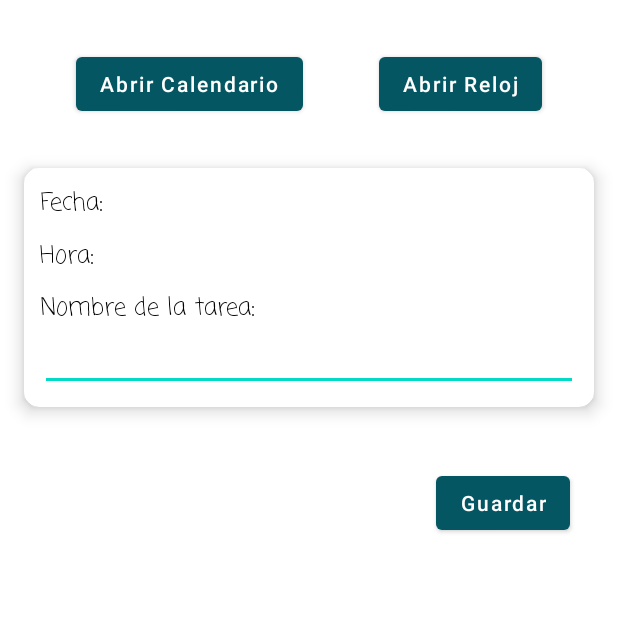
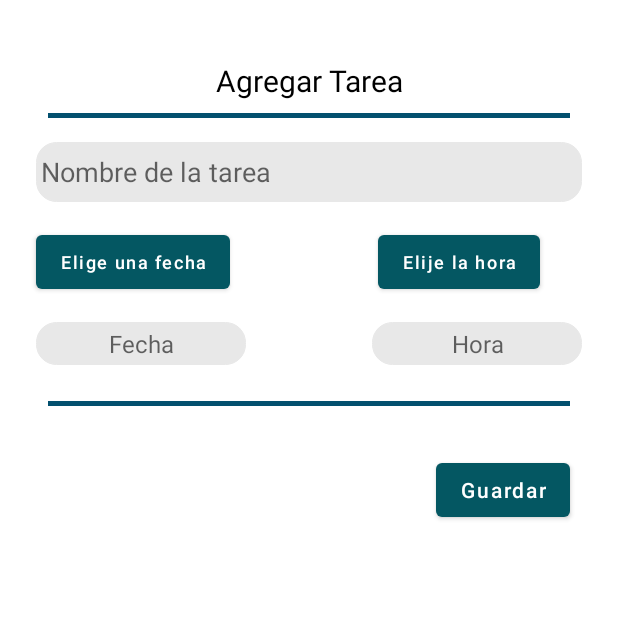
Before and after one commit to Karla-Villegas/Fire, an Android app: the ScheduleActivity screen opened directly, with no data from a screen before it, on a phone screen of 412 x 824 dp, the top half of it. Run offline under Robolectric (Android 15) with nearby library versions, the phone set to English and light mode, and no system bars.

Commit message:
pruebas de vista de agenda

```diff
--- a/app/src/main/java/com/example/fire/ScheduleActivity.java
+++ b/app/src/main/java/com/example/fire/ScheduleActivity.java
@@ -1,12 +1,14 @@
 package com.example.fire;
 
 import androidx.appcompat.app.AppCompatActivity;
+import androidx.fragment.app.FragmentTransaction;
 
 import android.app.DatePickerDialog;
 import android.app.TimePickerDialog;
 import android.content.Intent;
 import android.os.Bundle;
 import android.view.View;
+import android.widget.Button;
 import android.widget.DatePicker;
 import android.widget.TextView;
 import android.widget.TimePicker;
@@ -15,6 +17,7 @@ import java.util.Calendar;
 public class ScheduleActivity extends AppCompatActivity {
 
     TextView tv, tvhora;
+    Button guardar;
 
     @Override
     protected void onCreate(Bundle savedInstanceState) {
@@ -25,6 +28,9 @@ public class ScheduleActivity extends AppCompatActivity {
 
         tv = (TextView) findViewById(R.id.tv);
         tvhora = (TextView) findViewById(R.id.tvHora);
+        guardar = (Button) findViewById(R.id.GuardarTarea);
+
+
     }
 
     public void openCalendar(View view) {
@@ -57,7 +63,9 @@ public class ScheduleActivity extends AppCompatActivity {
                 tvhora.setText(hourOfDay + ":" + minute);
 
             }
-        }, hora, minuto, true);
+        }, hora, minuto, false);
         tpd.show();
     }
+
+
 }
--- a/app/src/main/res/drawable/button_round.xml
+++ b/app/src/main/res/drawable/button_round.xml
@@ -3,13 +3,15 @@
     xmlns:android="http://schemas.android.com/apk/res/android"
     android:shape="rectangle">
 
+    <stroke android:width="0.5dp"
+        android:color="#e8e8e8"/>
 
-    <solid android:color="#e36387"/>
+    <solid android:color="#e8e8e8"/>
 
     <padding android:left="1dp"
         android:top="1dp"
         android:right="1dp"
         android:bottom="1dp"/>
 
-    <corners android:radius="50px"/>
+    <corners android:radius="20px"/>
 </shape>
--- a/app/src/main/res/layout/activity_schedule.xml
+++ b/app/src/main/res/layout/activity_schedule.xml
@@ -4,152 +4,151 @@
     xmlns:tools="http://schemas.android.com/tools"
     android:layout_width="match_parent"
     android:layout_height="match_parent"
-    tools:context=".ScheduleActivity">
+    tools:context=".ScheduleActivity"
+    android:id="@+id/agenda">
+
+
+    <TextView
+        android:id="@+id/titulo_agenda"
+        android:layout_width="wrap_content"
+        android:layout_height="wrap_content"
+        android:layout_marginStart="32dp"
+        android:layout_marginLeft="32dp"
+        android:layout_marginTop="40dp"
+        android:layout_marginEnd="32dp"
+        android:layout_marginRight="32dp"
+        android:fontFamily="sans-serif"
+        android:text="Agregar Tarea"
+        android:textColor="@color/black"
+        android:textSize="20sp"
+        android:textStyle="normal"
+        app:layout_constraintEnd_toEndOf="parent"
+        app:layout_constraintStart_toStartOf="parent"
+        app:layout_constraintTop_toTopOf="parent" />
+
+    <View
+        android:id="@+id/div_1"
+        android:layout_width="match_parent"
+        android:layout_height="3dp"
+        android:layout_marginStart="32dp"
+        android:layout_marginLeft="32dp"
+        android:layout_marginTop="8dp"
+        android:layout_marginEnd="32dp"
+        android:layout_marginRight="32dp"
+        android:background="#03506f"
+        app:layout_constraintEnd_toEndOf="parent"
+        app:layout_constraintStart_toStartOf="parent"
+        app:layout_constraintTop_toBottomOf="@+id/titulo_agenda" />
+
+    <EditText
+        android:id="@+id/nombre_tarea"
+        android:layout_width="match_parent"
+        android:layout_height="40dp"
+        android:layout_marginStart="24dp"
+        android:layout_marginLeft="24dp"
+        android:layout_marginTop="16dp"
+        android:layout_marginEnd="24dp"
+        android:layout_marginRight="24dp"
+        app:layout_constraintEnd_toEndOf="parent"
+        app:layout_constraintStart_toStartOf="parent"
+        app:layout_constraintTop_toBottomOf="@+id/div_1"
+        android:inputType="text"
+        android:background="@drawable/button_round"
+        android:hint="Nombre de la tarea"
+        android:padding="3dp"
+        app:layout_goneMarginStart="10dp"
+        />
 
     <Button
         android:id="@+id/boton1"
         android:layout_width="wrap_content"
         android:layout_height="wrap_content"
-        android:layout_marginStart="32dp"
-        android:layout_marginLeft="32dp"
-        android:layout_marginTop="32dp"
-        android:layout_marginEnd="16dp"
-        android:layout_marginRight="16dp"
+        android:layout_marginStart="24dp"
+        android:layout_marginLeft="24dp"
+        android:layout_marginTop="16dp"
         android:onClick="openCalendar"
-        android:text="Abrir Calendario"
+        android:text="Elige una fecha"
         android:textAllCaps="false"
-        app:layout_constraintEnd_toStartOf="@id/boton2"
+        android:textSize="12sp"
         app:layout_constraintStart_toStartOf="parent"
-        app:layout_constraintTop_toTopOf="parent" />
+        app:layout_constraintTop_toBottomOf="@+id/nombre_tarea" />
 
 
     <Button
         android:id="@+id/boton2"
         android:layout_width="wrap_content"
         android:layout_height="wrap_content"
-        android:layout_marginStart="16dp"
-        android:layout_marginLeft="16dp"
-        android:layout_marginTop="32dp"
-        android:layout_marginEnd="32dp"
-        android:layout_marginRight="32dp"
+        android:layout_marginTop="16dp"
+        android:layout_marginEnd="52dp"
+        android:layout_marginRight="52dp"
         android:onClick="openWatch"
-        android:text="Abrir Reloj"
+        android:text="Elije la hora"
         android:textAllCaps="false"
+        android:textSize="12sp"
         app:layout_constraintEnd_toEndOf="parent"
-        app:layout_constraintStart_toEndOf="@+id/boton1"
-        app:layout_constraintTop_toTopOf="parent" />
-
-    <androidx.cardview.widget.CardView
-        android:id="@+id/agenda"
-        android:layout_width="match_parent"
-        android:layout_height="wrap_content"
-        android:layout_marginStart="16dp"
-        android:layout_marginLeft="16dp"
-        android:layout_marginTop="32dp"
-        android:layout_marginEnd="16dp"
-        android:layout_marginRight="16dp"
-        app:layout_constraintEnd_toEndOf="parent"
-        app:layout_constraintStart_toStartOf="parent"
-        app:layout_constraintTop_toBottomOf="@+id/boton1"
-        app:cardElevation="7dp"
-        app:cardCornerRadius="10dp">
-
-        <LinearLayout
-            android:layout_width="match_parent"
-            android:layout_height="match_parent"
-            android:orientation="vertical"
-            android:layout_margin="5dp">
-
-            <LinearLayout
-                android:layout_width="match_parent"
-                android:layout_height="wrap_content"
-                android:orientation="horizontal"
-                android:layout_margin="5dp">
-
-                <TextView
-                    android:layout_width="wrap_content"
-                    android:layout_height="wrap_content"
-                    android:text="Fecha:"
-                    android:textSize="16dp"
-                    android:fontFamily="casual"
-                    android:textColor="@color/black"
-                    />
+        app:layout_constraintTop_toBottomOf="@+id/nombre_tarea" />
 
     <TextView
         android:id="@+id/tv"
-                    android:layout_width="200dp"
+        android:layout_width="140dp"
         android:layout_height="wrap_content"
+        android:layout_marginStart="24dp"
+        android:layout_marginLeft="24dp"
+        android:layout_marginTop="16dp"
+        android:textColor="@color/black"
         android:textSize="16dp"
-                    android:layout_marginLeft="10dp"
-                    android:textColor="@color/black"
-                    />
-            </LinearLayout>
+        android:hint="Fecha"
+        android:textAlignment="center"
+        android:background="@drawable/button_round"
+        android:padding="3dp"
+        app:layout_constraintStart_toStartOf="parent"
+        app:layout_constraintTop_toBottomOf="@+id/boton1"
+        android:gravity="center_horizontal" />
 
-            <LinearLayout
-                android:layout_width="match_parent"
-                android:layout_height="wrap_content"
-                android:orientation="horizontal"
-                android:layout_margin="5dp">
-
-                <TextView
-                    android:layout_width="wrap_content"
-                    android:layout_height="wrap_content"
-                    android:text="Hora:"
-                    android:textSize="16dp"
-                    android:fontFamily="casual"
-                    android:textColor="@color/black"
-                    />
 
     <TextView
         android:id="@+id/tvHora"
-                    android:layout_width="200dp"
+        android:layout_width="140dp"
         android:layout_height="wrap_content"
+        android:layout_marginTop="16dp"
+        android:layout_marginEnd="24dp"
+        android:layout_marginRight="24dp"
+        android:background="@drawable/button_round"
+        android:hint="Hora"
+        android:padding="3dp"
+        android:textAlignment="center"
+        android:gravity="center_horizontal"
+        android:textColor="@color/black"
         android:textSize="16dp"
-                    android:layout_marginLeft="10dp"
-                    android:textColor="@color/black"
-                    />
-            </LinearLayout>
+        app:layout_constraintEnd_toEndOf="parent"
+        app:layout_constraintTop_toBottomOf="@+id/boton2" />
 
-            <LinearLayout
+    <View
+        android:id="@+id/div_2"
         android:layout_width="match_parent"
-                android:layout_height="wrap_content"
-                android:orientation="vertical"
-                android:layout_margin="5dp">
+        android:layout_height="3dp"
+        android:layout_marginStart="32dp"
+        android:layout_marginLeft="32dp"
+        android:layout_marginTop="24dp"
+        android:layout_marginEnd="32dp"
+        android:layout_marginRight="32dp"
+        android:background="#03506f"
+        app:layout_constraintEnd_toEndOf="parent"
+        app:layout_constraintStart_toStartOf="parent"
+        app:layout_constraintTop_toBottomOf="@+id/tvHora" />
 
-                <TextView
-                    android:layout_width="wrap_content"
-                    android:layout_height="wrap_content"
-                    android:text="Nombre de la tarea:"
-                    android:textSize="16dp"
-                    android:fontFamily="casual"
-                    android:textColor="@color/black"
-                    />
-
-                <EditText
-                    android:layout_width="match_parent"
-                    android:layout_height="wrap_content"
-                    android:textSize="16sp"
-                    android:textColor="@color/black"
-                    />
-
-
-            </LinearLayout>
-
-
-        </LinearLayout>
-    </androidx.cardview.widget.CardView>
 
     <Button
         android:id="@+id/GuardarTarea"
         android:layout_width="wrap_content"
         android:layout_height="wrap_content"
-        android:layout_marginTop="40dp"
+        android:layout_marginTop="32dp"
         android:layout_marginEnd="32dp"
         android:layout_marginRight="32dp"
         android:text="Guardar"
         android:textAllCaps="false"
         app:layout_constraintEnd_toEndOf="parent"
-        app:layout_constraintTop_toBottomOf="@+id/agenda" />
+        app:layout_constraintTop_toBottomOf="@+id/div_2" />
 
 
 </androidx.constraintlayout.widget.ConstraintLayout>
--- a/app/src/main/res/layout/fragment_dashboard.xml
+++ b/app/src/main/res/layout/fragment_dashboard.xml
@@ -38,7 +38,8 @@
         android:layout_marginEnd="32dp"
         android:layout_marginRight="32dp"
         android:layout_marginBottom="50dp"
-        android:background="@drawable/button_round"
+        android:text="Agregar tarea"
+        android:textAllCaps="false"
         app:layout_constraintBottom_toBottomOf="parent"
         app:layout_constraintEnd_toEndOf="parent"
         app:layout_constraintTop_toBottomOf="@+id/recyclerViewTareas" />
--- a/app/src/main/res/layout/fragment_home.xml
+++ b/app/src/main/res/layout/fragment_home.xml
@@ -26,7 +26,7 @@
                 <ImageView
                     android:layout_width="match_parent"
                     android:layout_height="190dp"
-                    android:background="#51eaea"/>
+                    android:src="@drawable/banner2"/>
 
             </androidx.cardview.widget.CardView>
 
@@ -200,7 +200,6 @@
                     android:layout_marginRight="16dp"
                     android:layout_marginBottom="8dp"
                     android:orientation="vertical"
-                    android:background="#1aa6b7"
                     app:layout_constraintBottom_toBottomOf="parent"
                     app:layout_constraintEnd_toEndOf="parent"
                     app:layout_constraintStart_toStartOf="parent"
@@ -209,7 +208,7 @@
                     <androidx.appcompat.widget.Toolbar
                         android:layout_width="match_parent"
                         android:layout_height="50dp"
-                        android:background="#f56a79">
+                        android:background="#51eaea">
 
                         <TextView
                             android:id="@+id/textView2"
@@ -230,7 +229,8 @@
                         android:layout_marginBottom="3dp"
                         android:textSize="16sp"
                         android:text="* La lectura del periódico."
-                        android:textColor="#fff" />
+                        android:textColor="@color/black"
+                        />
 
                     <TextView
                         android:layout_width="wrap_content"
@@ -239,7 +239,8 @@
                         android:layout_marginBottom="3dp"
                         android:textSize="16sp"
                         android:text="* Hacer crucigramas."
-                        android:textColor="#fff" />
+                        android:textColor="@color/black"
+                        />
 
                     <TextView
                         android:layout_width="wrap_content"
@@ -248,7 +249,7 @@
                         android:layout_marginBottom="3dp"
                         android:textSize="16sp"
                         android:text="* Mantener la relación con el entorno familiar y de amigos."
-                        android:textColor="#fff" />
+                        android:textColor="@color/black"/>
                     <TextView
                         android:layout_width="wrap_content"
                         android:layout_height="wrap_content"
@@ -256,7 +257,7 @@
                         android:layout_marginBottom="3dp"
                         android:textSize="16sp"
                         android:text="* Ver las noticias y saber lo que pasa en el alrededor."
-                        android:textColor="#fff" />
+                        android:textColor="@color/black"/>
 
 
                 </LinearLayout>
```
Also changed, not shown: app/src/main/res/drawable/banner2.png (added). Lines whose indentation alone changed are shown as unchanged.
